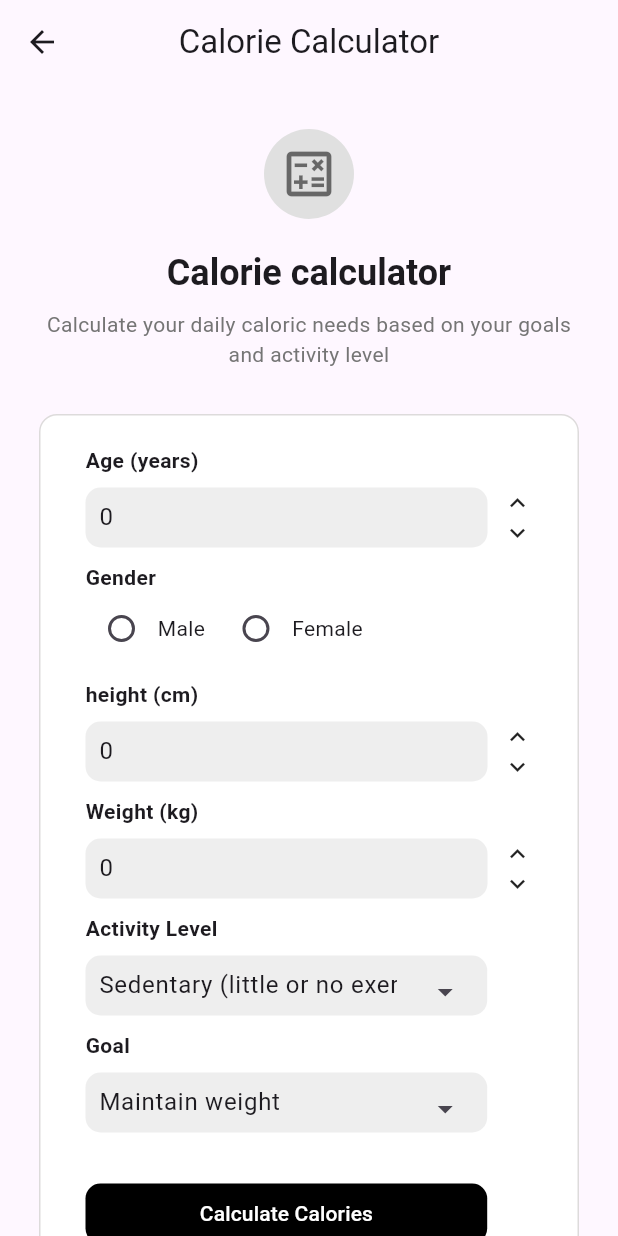
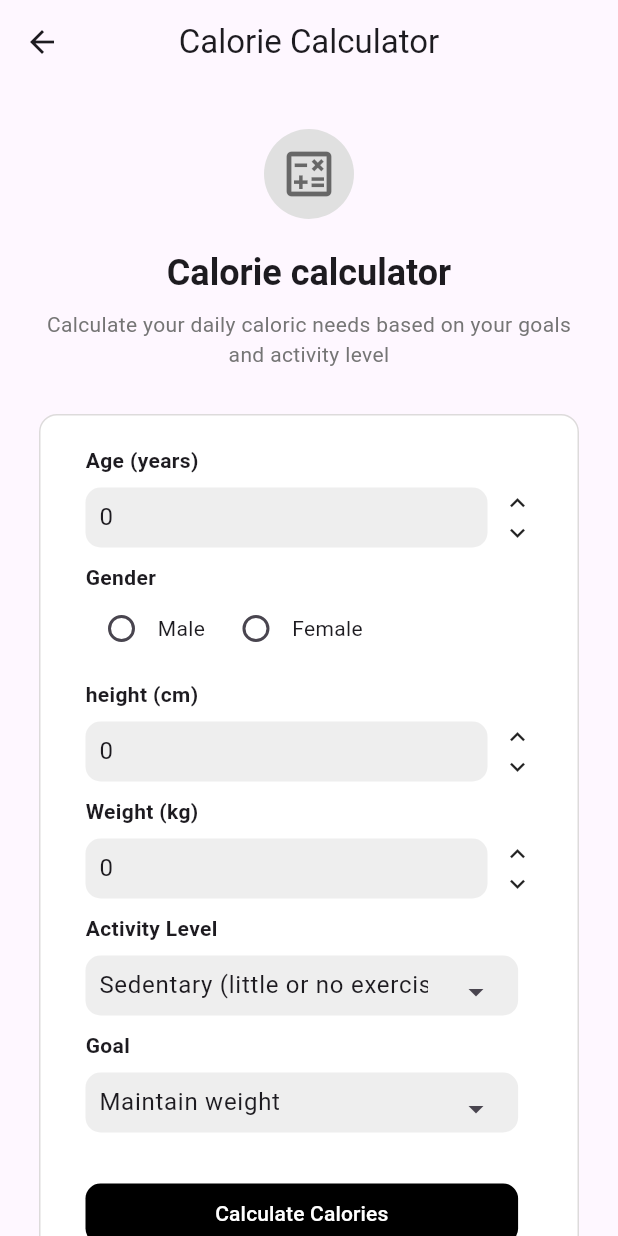
Before and after one commit to ShivamGlotra/workout_app, a Flutter app: the CalorieCalculatorScreen screen opened by its route, on a phone screen of 412 x 824 dp. Run offline on Flutter 3.47's test engine with Material 3 defaults, Android fonts, the phone set to English and light mode, and no system bars.

Commit message:
width adjusted for the calorie calc input fields

```diff
--- a/lib/screens/calorie_calculator.dart
+++ b/lib/screens/calorie_calculator.dart
@@ -208,7 +208,7 @@
         ),
         SizedBox(height: 30),
         SizedBox(
-          width: MediaQuery.widthOf(context) * .65,
+          width: MediaQuery.widthOf(context) * .7,
           child: TextButton(
             onPressed: () => (setState(() {
               final bool isValidGender =
@@ -263,7 +263,7 @@
         : (dropdownList.isNotEmpty ? dropdownList.first : null);
 
     return DropdownMenu<String>(
-      width: MediaQuery.widthOf(context) * .65,
+      width: MediaQuery.widthOf(context) * .7,
       initialSelection: safeInitialSelection,
       menuHeight: 250,
       menuStyle: MenuStyle(
```
